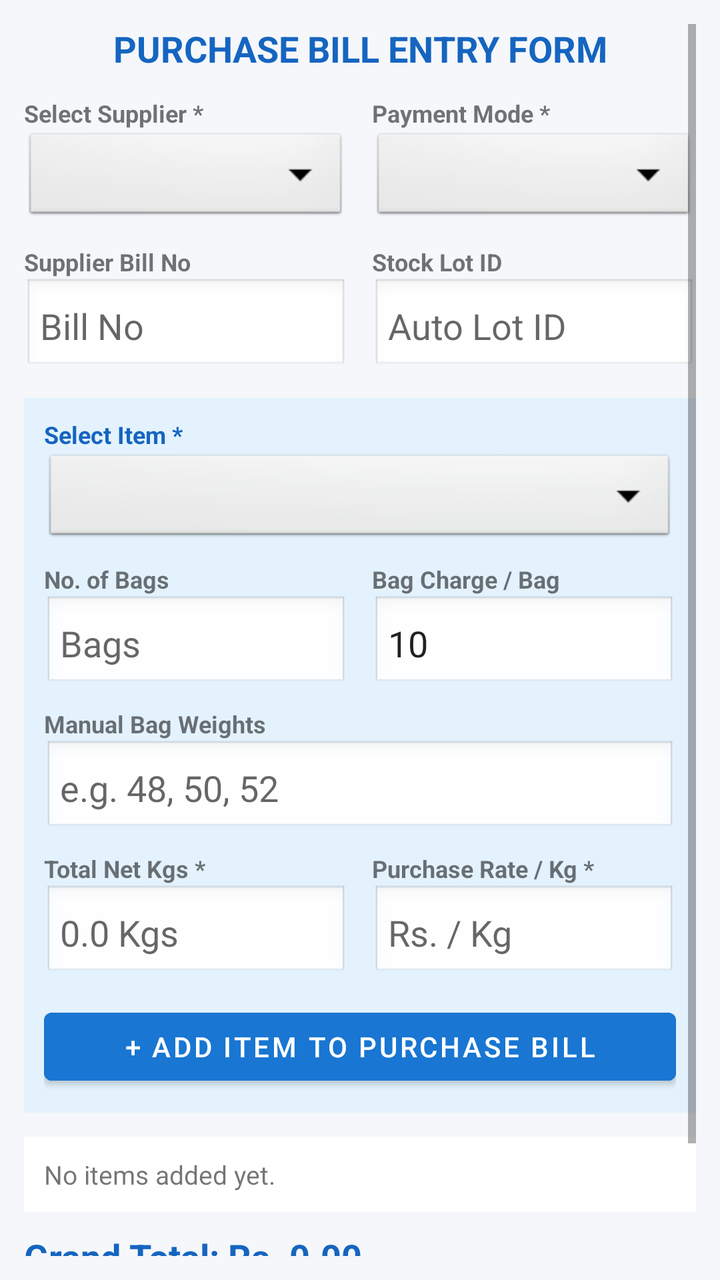
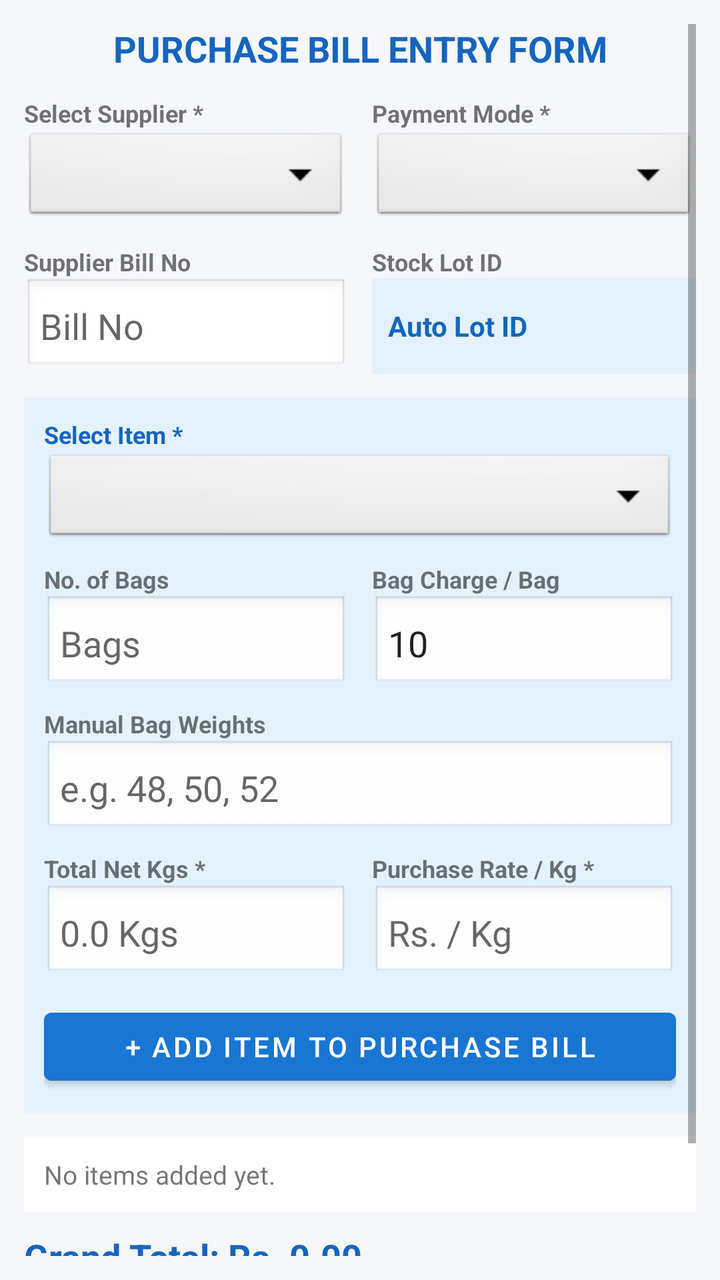

Before-and-after screenshots of an Android layout around one commit, followed by the original layout XML and the change that was made.
<!-- AndroidManifest.xml: application theme Theme.MaterialComponents.DayNight.DarkActionBar -->
<!-- res/layout/activity_purchase.xml -->
<?xml version="1.0" encoding="utf-8"?>
<ScrollView xmlns:android="http://schemas.android.com/apk/res/android"
    android:layout_width="match_parent"
    android:layout_height="match_parent"
    android:background="#F5F7FA"
    android:padding="12dp">

    <LinearLayout
        android:layout_width="match_parent"
        android:layout_height="wrap_content"
        android:orientation="vertical">

        <TextView
            android:layout_width="match_parent"
            android:layout_height="wrap_content"
            android:text="PURCHASE BILL ENTRY FORM"
            android:textSize="18sp"
            android:textStyle="bold"
            android:textColor="#1565C0"
            android:gravity="center"
            android:layout_marginBottom="12dp" />

        <LinearLayout
            android:layout_width="match_parent"
            android:layout_height="wrap_content"
            android:orientation="horizontal"
            android:weightSum="2"
            android:layout_marginBottom="10dp">

            <LinearLayout
                android:layout_width="0dp"
                android:layout_height="wrap_content"
                android:layout_weight="1"
                android:orientation="vertical"
                android:layout_marginEnd="6dp">
                <TextView android:layout_width="wrap_content" android:layout_height="wrap_content" android:text="Select Supplier *" android:textSize="12sp" android:textStyle="bold" />
                <Spinner android:id="@+id/spSupplier" android:layout_width="match_parent" android:layout_height="48dp" android:background="@android:drawable/btn_dropdown" />
            </LinearLayout>

            <LinearLayout
                android:layout_width="0dp"
                android:layout_height="wrap_content"
                android:layout_weight="1"
                android:orientation="vertical"
                android:layout_marginStart="6dp">
                <TextView android:layout_width="wrap_content" android:layout_height="wrap_content" android:text="Payment Mode *" android:textSize="12sp" android:textStyle="bold" />
                <Spinner android:id="@+id/spPayMode" android:layout_width="match_parent" android:layout_height="48dp" android:background="@android:drawable/btn_dropdown" />
            </LinearLayout>
        </LinearLayout>

        <LinearLayout
            android:layout_width="match_parent"
            android:layout_height="wrap_content"
            android:orientation="horizontal"
            android:weightSum="2"
            android:layout_marginBottom="12dp">

            <LinearLayout
                android:layout_width="0dp"
                android:layout_height="wrap_content"
                android:layout_weight="1"
                android:orientation="vertical"
                android:layout_marginEnd="6dp">
                <TextView android:layout_width="wrap_content" android:layout_height="wrap_content" android:text="Supplier Bill No" android:textSize="12sp" android:textStyle="bold" />
                <EditText android:id="@+id/etBillNo" android:layout_width="match_parent" android:layout_height="48dp" android:hint="Bill No" android:background="@android:drawable/edit_text" android:padding="8dp" />
            </LinearLayout>

            <LinearLayout
                android:layout_width="0dp"
                android:layout_height="wrap_content"
                android:layout_weight="1"
                android:orientation="vertical"
                android:layout_marginStart="6dp">
                <TextView android:layout_width="wrap_content" android:layout_height="wrap_content" android:text="Stock Lot ID" android:textSize="12sp" android:textStyle="bold" />
                <EditText android:id="@+id/etBatchCode" android:layout_width="match_parent" android:layout_height="48dp" android:hint="Auto Lot ID" android:background="@android:drawable/edit_text" android:padding="8dp" />
            </LinearLayout>
        </LinearLayout>

        <LinearLayout
            android:layout_width="match_parent"
            android:layout_height="wrap_content"
            android:orientation="vertical"
            android:background="#E3F2FD"
            android:padding="10dp"
            android:layout_marginBottom="12dp">

            <TextView android:layout_width="wrap_content" android:layout_height="wrap_content" android:text="Select Item *" android:textSize="12sp" android:textStyle="bold" android:textColor="#1565C0" />
            <Spinner android:id="@+id/spPurchaseItem" android:layout_width="match_parent" android:layout_height="48dp" android:background="@android:drawable/btn_dropdown" android:layout_marginBottom="8dp" />

            <LinearLayout
                android:id="@+id/layoutPurchaseOnion"
                android:layout_width="match_parent"
                android:layout_height="wrap_content"
                android:orientation="vertical">

                <LinearLayout
                    android:layout_width="match_parent"
                    android:layout_height="wrap_content"
                    android:orientation="horizontal"
                    android:weightSum="2"
                    android:layout_marginBottom="8dp">

                    <LinearLayout android:layout_width="0dp" android:layout_height="wrap_content" android:layout_weight="1" android:orientation="vertical" android:layout_marginEnd="6dp">
                        <TextView android:layout_width="wrap_content" android:layout_height="wrap_content" android:text="No. of Bags" android:textSize="12sp" android:textStyle="bold" />
                        <EditText android:id="@+id/etBags" android:layout_width="match_parent" android:layout_height="48dp" android:hint="Bags" android:inputType="number" android:background="@android:drawable/edit_text" android:padding="8dp" />
                    </LinearLayout>

                    <LinearLayout android:layout_width="0dp" android:layout_height="wrap_content" android:layout_weight="1" android:orientation="vertical" android:layout_marginStart="6dp">
                        <TextView android:layout_width="wrap_content" android:layout_height="wrap_content" android:text="Bag Charge / Bag" android:textSize="12sp" android:textStyle="bold" />
                        <EditText android:id="@+id/etBagRate" android:layout_width="match_parent" android:layout_height="48dp" android:hint="Rs.10" android:text="10" android:inputType="numberDecimal" android:background="@android:drawable/edit_text" android:padding="8dp" />
                    </LinearLayout>
                </LinearLayout>

                <TextView android:layout_width="wrap_content" android:layout_height="wrap_content" android:text="Manual Bag Weights" android:textSize="12sp" android:textStyle="bold" />
                <EditText android:id="@+id/etManualBagWeights" android:layout_width="match_parent" android:layout_height="48dp" android:hint="e.g. 48, 50, 52" android:background="@android:drawable/edit_text" android:padding="8dp" android:layout_marginBottom="8dp" />
            </LinearLayout>

            <LinearLayout
                android:layout_width="match_parent"
                android:layout_height="wrap_content"
                android:orientation="horizontal"
                android:weightSum="2"
                android:layout_marginBottom="10dp">

                <LinearLayout android:layout_width="0dp" android:layout_height="wrap_content" android:layout_weight="1" android:orientation="vertical" android:layout_marginEnd="6dp">
                    <TextView android:layout_width="wrap_content" android:layout_height="wrap_content" android:text="Total Net Kgs *" android:textSize="12sp" android:textStyle="bold" />
                    <EditText android:id="@+id/etNetKgs" android:layout_width="match_parent" android:layout_height="48dp" android:hint="0.0 Kgs" android:inputType="numberDecimal" android:background="@android:drawable/edit_text" android:padding="8dp" />
                </LinearLayout>

                <LinearLayout android:layout_width="0dp" android:layout_height="wrap_content" android:layout_weight="1" android:orientation="vertical" android:layout_marginStart="6dp">
                    <TextView android:layout_width="wrap_content" android:layout_height="wrap_content" android:text="Purchase Rate / Kg *" android:textSize="12sp" android:textStyle="bold" />
                    <EditText android:id="@+id/etRatePerKg" android:layout_width="match_parent" android:layout_height="48dp" android:hint="Rs. / Kg" android:inputType="numberDecimal" android:background="@android:drawable/edit_text" android:padding="8dp" />
                </LinearLayout>
            </LinearLayout>

            <Button android:id="@+id/btnAddPurchaseItem" android:layout_width="match_parent" android:layout_height="46dp" android:text="+ ADD ITEM TO PURCHASE BILL" android:backgroundTint="#1976D2" />
        </LinearLayout>

        <TextView android:id="@+id/tvAddedItemsList" android:layout_width="match_parent" android:layout_height="wrap_content" android:text="No items added yet." android:background="#FFFFFF" android:padding="10dp" android:textSize="13sp" android:layout_marginBottom="10dp" />
        <TextView android:id="@+id/tvGrandTotal" android:layout_width="match_parent" android:layout_height="wrap_content" android:text="Grand Total: Rs. 0.00" android:textSize="18sp" android:textStyle="bold" android:textColor="#1565C0" android:layout_marginBottom="12dp" />
        <Button android:id="@+id/btnSavePurchase" android:layout_width="match_parent" android:layout_height="52dp" android:text="SUBMIT PURCHASE &amp; CREATE STOCK" android:backgroundTint="#1565C0" />

    </LinearLayout>
</ScrollView>
<!-- resources referenced by this layout -->
<resources>

</resources>

<!-- the commit's change to res/layout/activity_purchase.xml (unified diff, before → after) -->
@@ -20,6 +20,7 @@
             android:gravity="center"
             android:layout_marginBottom="12dp" />
 
+        
         <LinearLayout
             android:layout_width="match_parent"
             android:layout_height="wrap_content"
@@ -48,6 +49,7 @@
             </LinearLayout>
         </LinearLayout>
 
+        
         <LinearLayout
             android:layout_width="match_parent"
             android:layout_height="wrap_content"
@@ -72,10 +74,11 @@
                 android:orientation="vertical"
                 android:layout_marginStart="6dp">
                 <TextView android:layout_width="wrap_content" android:layout_height="wrap_content" android:text="Stock Lot ID" android:textSize="12sp" android:textStyle="bold" />
-                <EditText android:id="@+id/etBatchCode" android:layout_width="match_parent" android:layout_height="48dp" android:hint="Auto Lot ID" android:background="@android:drawable/edit_text" android:padding="8dp" />
+                <TextView android:id="@+id/tvGeneratedBatchId" android:layout_width="match_parent" android:layout_height="48dp" android:text="Auto Lot ID" android:gravity="center_vertical" android:background="#E3F2FD" android:textColor="#1565C0" android:textStyle="bold" android:padding="8dp" />
             </LinearLayout>
         </LinearLayout>
 
+        
         <LinearLayout
             android:layout_width="match_parent"
             android:layout_height="wrap_content"
@@ -85,10 +88,10 @@
             android:layout_marginBottom="12dp">
 
             <TextView android:layout_width="wrap_content" android:layout_height="wrap_content" android:text="Select Item *" android:textSize="12sp" android:textStyle="bold" android:textColor="#1565C0" />
-            <Spinner android:id="@+id/spPurchaseItem" android:layout_width="match_parent" android:layout_height="48dp" android:background="@android:drawable/btn_dropdown" android:layout_marginBottom="8dp" />
+            <Spinner android:id="@+id/spItem" android:layout_width="match_parent" android:layout_height="48dp" android:background="@android:drawable/btn_dropdown" android:layout_marginBottom="8dp" />
 
             <LinearLayout
-                android:id="@+id/layoutPurchaseOnion"
+                android:id="@+id/layoutOnionFields"
                 android:layout_width="match_parent"
                 android:layout_height="wrap_content"
                 android:orientation="vertical">
@@ -133,7 +136,7 @@
                 </LinearLayout>
             </LinearLayout>
 
-            <Button android:id="@+id/btnAddPurchaseItem" android:layout_width="match_parent" android:layout_height="46dp" android:text="+ ADD ITEM TO PURCHASE BILL" android:backgroundTint="#1976D2" />
+            <Button android:id="@+id/btnAddItem" android:layout_width="match_parent" android:layout_height="46dp" android:text="+ ADD ITEM TO PURCHASE BILL" android:backgroundTint="#1976D2" />
         </LinearLayout>
 
         <TextView android:id="@+id/tvAddedItemsList" android:layout_width="match_parent" android:layout_height="wrap_content" android:text="No items added yet." android:background="#FFFFFF" android:padding="10dp" android:textSize="13sp" android:layout_marginBottom="10dp" />
